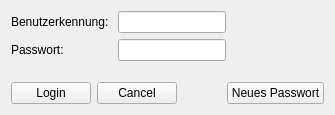
Old version of the form Smile/UI/authentication.ui in the repository DenisReznikov/Smile.
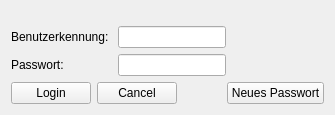
New version of the form.

Commit message: start conect server and UI

Diff of the .ui file:
```diff
--- a/Smile/UI/authentication.ui
+++ b/Smile/UI/authentication.ui
@@ -17,10 +17,13 @@
    <bool>false</bool>
   </property>
   <property name="windowTitle">
-   <string>Form</string>
+   <string>Authentication</string>
+  </property>
+  <property name="autoFillBackground">
+   <bool>false</bool>
   </property>
   <layout class="QGridLayout" name="gridLayout">
-   <item row="0" column="0">
+   <item row="1" column="0">
     <layout class="QFormLayout" name="inPutLayot">
      <property name="labelAlignment">
       <set>Qt::AlignLeading|Qt::AlignLeft|Qt::AlignVCenter</set>
@@ -51,7 +54,20 @@
      </item>
     </layout>
    </item>
-   <item row="2" column="0" colspan="2">
+   <item row="2" column="0">
+    <spacer name="verticalSpacer">
+     <property name="orientation">
+      <enum>Qt::Vertical</enum>
+     </property>
+     <property name="sizeHint" stdset="0">
+      <size>
+       <width>20</width>
+       <height>9</height>
+      </size>
+     </property>
+    </spacer>
+   </item>
+   <item row="3" column="0" colspan="2">
     <layout class="QHBoxLayout" name="buttonLayout">
      <item>
       <widget class="QPushButton" name="login">
@@ -89,7 +105,7 @@
      </item>
     </layout>
    </item>
-   <item row="0" column="1">
+   <item row="1" column="1">
     <spacer name="horizontalSpacer_2">
      <property name="orientation">
       <enum>Qt::Horizontal</enum>
@@ -102,15 +118,15 @@
      </property>
     </spacer>
    </item>
-   <item row="1" column="0">
-    <spacer name="verticalSpacer">
+   <item row="0" column="0">
+    <spacer name="verticalSpacer_2">
      <property name="orientation">
       <enum>Qt::Vertical</enum>
      </property>
      <property name="sizeHint" stdset="0">
       <size>
        <width>20</width>
-       <height>9</height>
+       <height>40</height>
       </size>
      </property>
     </spacer>
```
Left out of the diff: 4 changed lines with no effect on the pictures. The commit also changes 7 other files.
